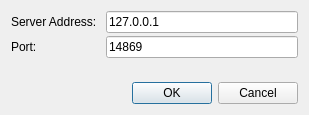
mlz-ictrl/nicos, file tools/cacheinspector/ui/connect.ui: the form before one commit.
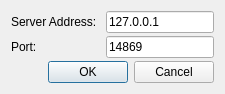
The form after the commit.

Commit message:
Cache Inspector: GUI improvements
Nonresizable Connect dialog.
Optimized Width of time label
	Label is now wide enough to hold date and time even if there
	is no date. Keeping the columns intact.

```diff
--- a/tools/cacheinspector/ui/connect.ui
+++ b/tools/cacheinspector/ui/connect.ui
@@ -6,14 +6,23 @@
    <rect>
     <x>0</x>
     <y>0</y>
-    <width>309</width>
-    <height>115</height>
+    <width>326</width>
+    <height>108</height>
    </rect>
   </property>
+  <property name="sizePolicy">
+   <sizepolicy hsizetype="Fixed" vsizetype="Fixed">
+    <horstretch>0</horstretch>
+    <verstretch>0</verstretch>
+   </sizepolicy>
+  </property>
   <property name="windowTitle">
    <string>Connect to Server</string>
   </property>
   <layout class="QGridLayout" name="gridLayout">
+   <property name="sizeConstraint">
+    <enum>QLayout::SetFixedSize</enum>
+   </property>
    <property name="verticalSpacing">
     <number>3</number>
    </property>
@@ -24,7 +33,7 @@
      </property>
     </widget>
    </item>
-   <item row="3" column="0" colspan="2">
+   <item row="2" column="0" colspan="2">
     <widget class="QDialogButtonBox" name="buttonBox">
      <property name="standardButtons">
       <set>QDialogButtonBox::Cancel|QDialogButtonBox::Ok</set>
@@ -61,19 +70,6 @@
      </property>
     </widget>
    </item>
-   <item row="2" column="0">
-    <spacer name="verticalSpacer">
-     <property name="orientation">
-      <enum>Qt::Vertical</enum>
-     </property>
-     <property name="sizeHint" stdset="0">
-      <size>
-       <width>20</width>
-       <height>40</height>
-      </size>
-     </property>
-    </spacer>
-   </item>
   </layout>
  </widget>
  <tabstops>
```
The commit also changes 3 other files.
